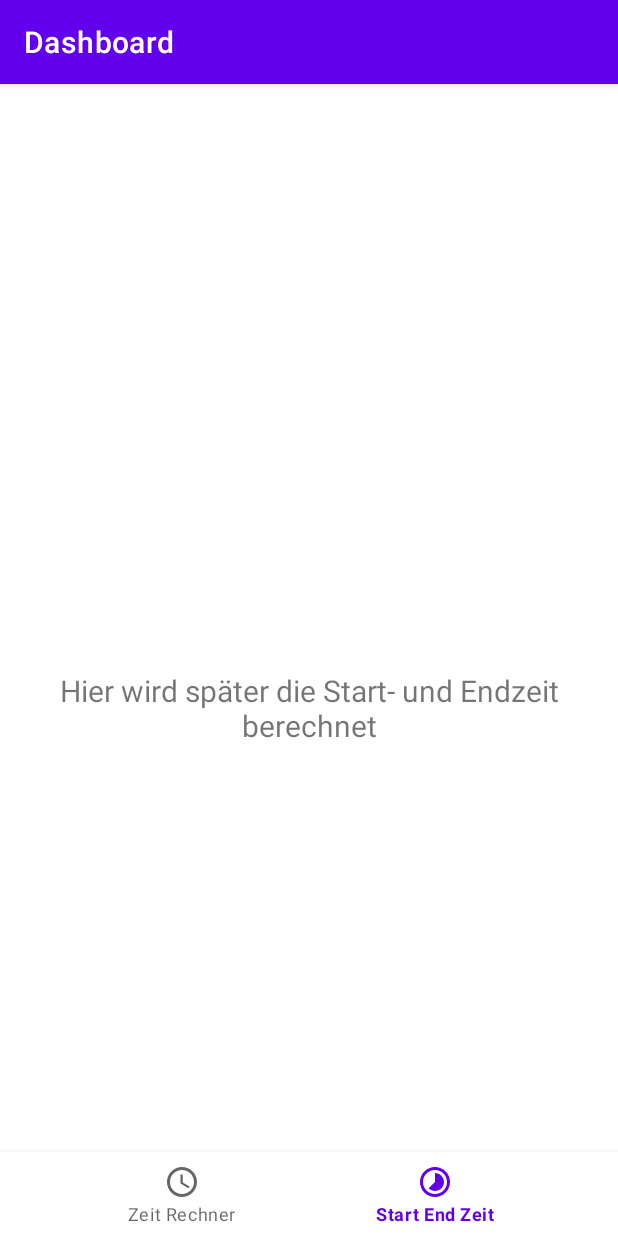
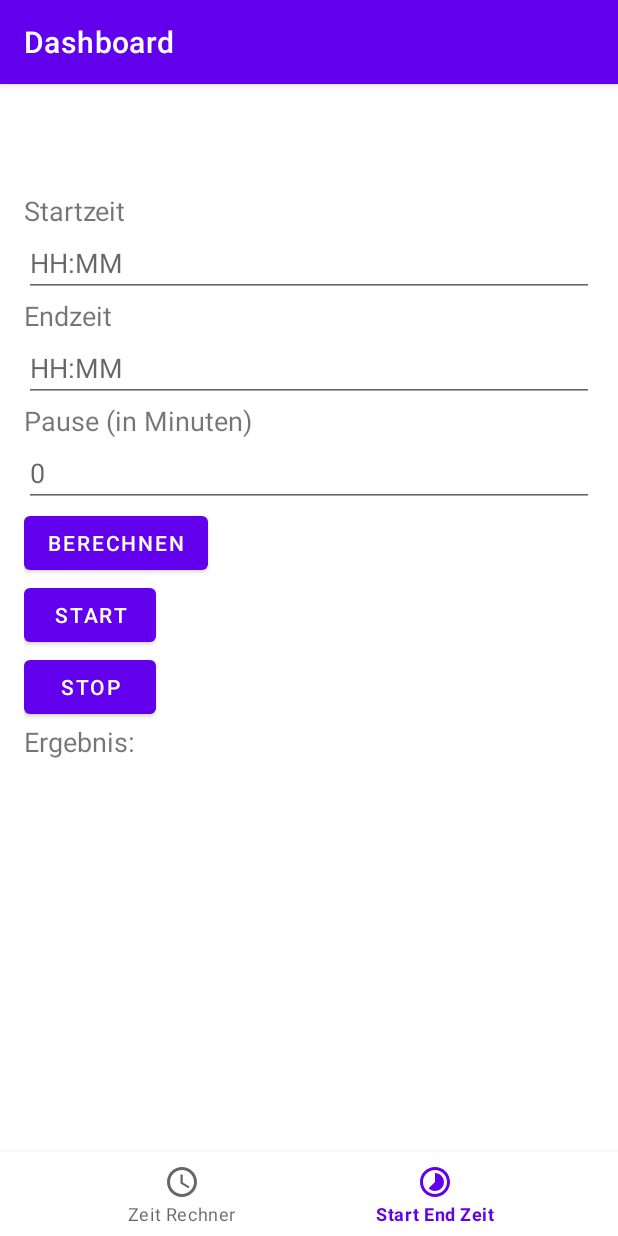
Before and after one commit to CodingRobIT/TimeCalculatorApp, an Android app: the StartEndTimeFragment screen opened through its navigation route, on a phone screen of 412 x 824 dp. Run offline under Robolectric (Android 15) with nearby library versions, the phone set to English and light mode, and no system bars; our stand-ins replace navigation-ui.

Commit message:
added complete start end time methode and layout

```diff
--- a/src/main/java/com/robins/timecalculator/ui/start_end_time/StartEndTimeFragment.java
+++ b/src/main/java/com/robins/timecalculator/ui/start_end_time/StartEndTimeFragment.java
@@ -1,37 +1,81 @@
 package com.robins.timecalculator.ui.start_end_time;
+
+import com.robins.timecalculator.databinding.FragmentStartEndTimeBinding;
+import com.robins.timecalculator.R;
 
 import android.os.Bundle;
 import android.view.LayoutInflater;
 import android.view.View;
 import android.view.ViewGroup;
+import android.widget.Button;
+import android.widget.EditText;
 import android.widget.TextView;
+import android.widget.Toast;
+import androidx.fragment.app.Fragment;
 
-import androidx.annotation.NonNull;
-import androidx.fragment.app.Fragment;
-import androidx.lifecycle.ViewModelProvider;
-
-import com.robins.timecalculator.databinding.FragmentStartEndTimeBinding;
+import java.text.ParseException;
+import java.text.SimpleDateFormat;
+import java.util.Date;
 
 public class StartEndTimeFragment extends Fragment {
 
-    private FragmentStartEndTimeBinding binding;
-
-    public View onCreateView(@NonNull LayoutInflater inflater,
-                             ViewGroup container, Bundle savedInstanceState) {
-        StartEndTimeViewModel dashboardViewModel =
-                new ViewModelProvider(this).get(StartEndTimeViewModel.class);
-
-        binding = FragmentStartEndTimeBinding.inflate(inflater, container, false);
-        View root = binding.getRoot();
-
-        final TextView textView = binding.textStartEndTime;
-        dashboardViewModel.getText().observe(getViewLifecycleOwner(), textView::setText);
-        return root;
-    }
+    private EditText startTimeEditText, endTimeEditText, pauseEditText;
+    private Button startButton, stopButton, calculateButton;
+    private TextView resultTextView;
+    private SimpleDateFormat timeFormat = new SimpleDateFormat("HH:mm");
 
     @Override
-    public void onDestroyView() {
-        super.onDestroyView();
-        binding = null;
+    public View onCreateView(LayoutInflater inflater, ViewGroup container, Bundle savedInstanceState) {
+        View view = inflater.inflate(R.layout.fragment_start_end_time, container, false);
+
+        // Initialisierung der Views
+        startTimeEditText = view.findViewById(R.id.startTimeEditText);
+        endTimeEditText = view.findViewById(R.id.endTimeEditText);
+        pauseEditText = view.findViewById(R.id.pauseEditText);
+        startButton = view.findViewById(R.id.startButton);
+        stopButton = view.findViewById(R.id.stopButton);
+        calculateButton = view.findViewById(R.id.calculateButton);
+        resultTextView = view.findViewById(R.id.resultTextView);
+
+        // Start-Button Logic
+        startButton.setOnClickListener(v -> {
+            String currentTime = timeFormat.format(new Date());
+            startTimeEditText.setText(currentTime);
+        });
+
+        // Stop-Button Logic
+        stopButton.setOnClickListener(v -> {
+            String currentTime = timeFormat.format(new Date());
+            endTimeEditText.setText(currentTime);
+        });
+
+        // Berechnung der Zeitdifferenz
+        calculateButton.setOnClickListener(v -> {
+            try {
+                String startTimeStr = startTimeEditText.getText().toString();
+                String endTimeStr = endTimeEditText.getText().toString();
+                String pauseStr = pauseEditText.getText().toString();
+
+                if (startTimeStr.isEmpty() || endTimeStr.isEmpty()) {
+                    Toast.makeText(getContext(), "Bitte beide Zeiten eingeben.", Toast.LENGTH_SHORT).show();
+                    return;
+                }
+
+                Date startTime = timeFormat.parse(startTimeStr);
+                Date endTime = timeFormat.parse(endTimeStr);
+
+                long diffInMillis = endTime.getTime() - startTime.getTime();
+                long diffInMinutes = diffInMillis / (1000 * 60);  // Umrechnung in Minuten
+
+                int pauseMinutes = pauseStr.isEmpty() ? 0 : Integer.parseInt(pauseStr);
+                long netMinutes = diffInMinutes - pauseMinutes;
+
+                resultTextView.setText("Gesamtzeit: " + netMinutes + " Minuten");
+            } catch (ParseException e) {
+                Toast.makeText(getContext(), "Fehler beim Parsen der Zeiten.", Toast.LENGTH_SHORT).show();
+            }
+        });
+
+        return view;
     }
 }
--- a/src/main/res/layout/fragment_start_end_time.xml
+++ b/src/main/res/layout/fragment_start_end_time.xml
@@ -1,22 +1,81 @@
-<?xml version="1.0" encoding="utf-8"?>
-<androidx.constraintlayout.widget.ConstraintLayout xmlns:android="http://schemas.android.com/apk/res/android"
-    xmlns:app="http://schemas.android.com/apk/res-auto"
-    xmlns:tools="http://schemas.android.com/tools"
+<LinearLayout xmlns:android="http://schemas.android.com/apk/res/android"
     android:layout_width="match_parent"
     android:layout_height="match_parent"
-    tools:context=".ui.start_end_time.StartEndTimeFragment">
+    android:orientation="vertical"
+    android:padding="16dp">
 
+    <!-- Startzeit -->
     <TextView
-        android:id="@+id/text_start_end_time"
+        android:id="@+id/startTimeLabel"
+        android:layout_width="wrap_content"
+        android:layout_height="wrap_content"
+        android:text="Startzeit"
+        android:textSize="18sp" />
+
+    <EditText
+        android:id="@+id/startTimeEditText"
         android:layout_width="match_parent"
         android:layout_height="wrap_content"
-        android:layout_marginStart="8dp"
-        android:layout_marginTop="8dp"
-        android:layout_marginEnd="8dp"
-        android:textAlignment="center"
-        android:textSize="20sp"
-        app:layout_constraintBottom_toBottomOf="parent"
-        app:layout_constraintEnd_toEndOf="parent"
-        app:layout_constraintStart_toStartOf="parent"
-        app:layout_constraintTop_toTopOf="parent" />
-</androidx.constraintlayout.widget.ConstraintLayout>
+        android:inputType="time"
+        android:hint="HH:MM" />
+
+    <!-- Endzeit -->
+    <TextView
+        android:id="@+id/endTimeLabel"
+        android:layout_width="wrap_content"
+        android:layout_height="wrap_content"
+        android:text="Endzeit"
+        android:textSize="18sp" />
+
+    <EditText
+        android:id="@+id/endTimeEditText"
+        android:layout_width="match_parent"
+        android:layout_height="wrap_content"
+        android:inputType="time"
+        android:hint="HH:MM" />
+
+    <!-- Pause -->
+    <TextView
+        android:id="@+id/pauseLabel"
+        android:layout_width="wrap_content"
+        android:layout_height="wrap_content"
+        android:text="Pause (in Minuten)"
+        android:textSize="18sp" />
+
+    <EditText
+        android:id="@+id/pauseEditText"
+        android:layout_width="match_parent"
+        android:layout_height="wrap_content"
+        android:inputType="number"
+        android:hint="0" />
+
+    <!-- Zeit berechnen -->
+    <Button
+        android:id="@+id/calculateButton"
+        android:layout_width="wrap_content"
+        android:layout_height="wrap_content"
+        android:text="Berechnen" />
+
+    <!-- Start- und Stopp-Buttons -->
+    <Button
+        android:id="@+id/startButton"
+        android:layout_width="wrap_content"
+        android:layout_height="wrap_content"
+        android:text="Start" />
+<!--        android:background="@color/green" />-->
+
+    <Button
+        android:id="@+id/stopButton"
+        android:layout_width="wrap_content"
+        android:layout_height="wrap_content"
+        android:text="Stop" />
+<!--        android:background="@color/red" />-->
+
+    <!-- Ergebnisanzeige -->
+    <TextView
+        android:id="@+id/resultTextView"
+        android:layout_width="wrap_content"
+        android:layout_height="wrap_content"
+        android:text="Ergebnis: "
+        android:textSize="18sp" />
+</LinearLayout>
```
